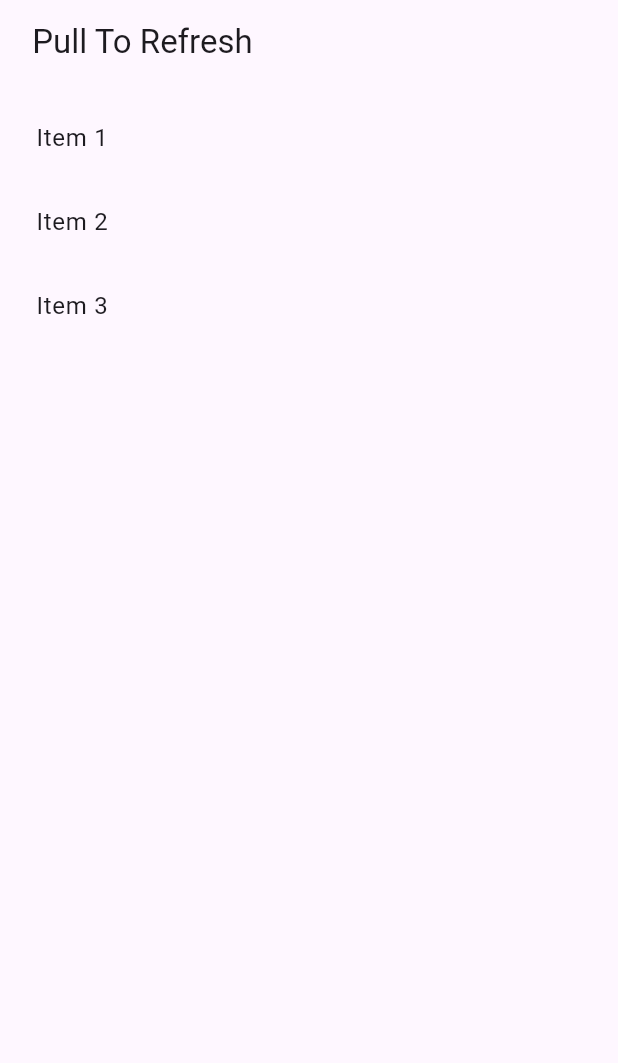
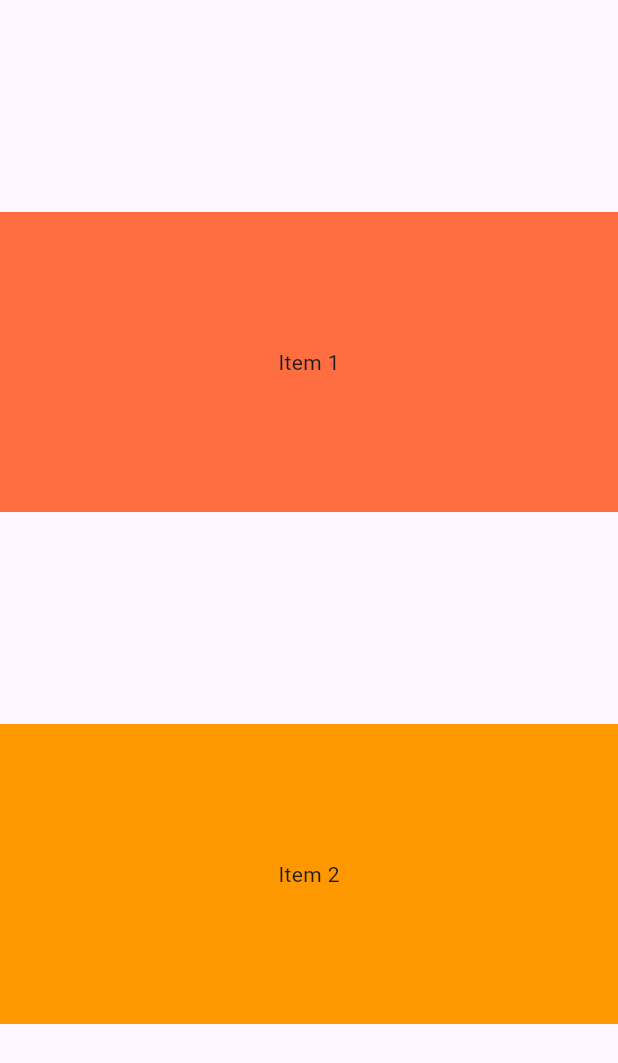
Before and after one commit to suranihiren/listallproject, a Flutter app: the screen it shows after launch, on a phone screen of 412 x 824 dp. Shown: the top 1063 px of the screen. Run offline on Flutter 3.47's test engine with Material 3 defaults, Android fonts, the phone set to English and light mode, and no system bars.

Commit message:
4_3_2024

```diff
--- a/lib/main.dart
+++ b/lib/main.dart
@@ -1,5 +1,6 @@
 import 'package:flutter/material.dart';
-import 'package:listallproject/pull_to_refresh.dart';
+import 'package:listallproject/mainPageState.dart';
+
 
 void main() {
   runApp(const MyApp());
@@ -16,7 +17,7 @@ class _MyAppState extends State<MyApp> {
   @override
   Widget build(BuildContext context) {
     return MaterialApp(
-      home: PullToRefresh(),
+      home: MainPageState(),
     );
   }
 }
--- /dev/null
+++ b/lib/mainPageState.dart
@@ -0,0 +1,33 @@
+import 'package:flutter/material.dart';
+
+class MainPageState extends StatefulWidget {
+  const MainPageState({super.key});
+
+  @override
+  State<MainPageState> createState() => _MainPageStateState();
+}
+
+
+class _MainPageStateState extends State<MainPageState> {
+  final items = const[Text("Item 1"),Text("Item 2"),Text("Item 3")];
+  @override
+  Widget build(BuildContext context) {
+    return  Scaffold(
+      body: LayoutBuilder(builder: (context, constraints) {
+        return SingleChildScrollView(
+          child:ConstrainedBox(constraints: BoxConstraints(minHeight: constraints.maxHeight),
+          child: IntrinsicHeight(
+            child: Column(mainAxisAlignment: MainAxisAlignment.spaceEvenly,
+              children: [
+                Container(height: 200,width:double.infinity,color: Colors.deepOrangeAccent,child: Center(child: Text("Item 1")),),
+                Container(height: 200,width:double.infinity,color: Colors.orange,child: Center(child: Text("Item 2")),),
+              ],
+            ),
+          )),
+        );
+      },)
+
+    );
+
+  }
+}
```
Also changed, not shown: lib/globalkey.dart (added, +52 -0 lines), pubspec.lock.
